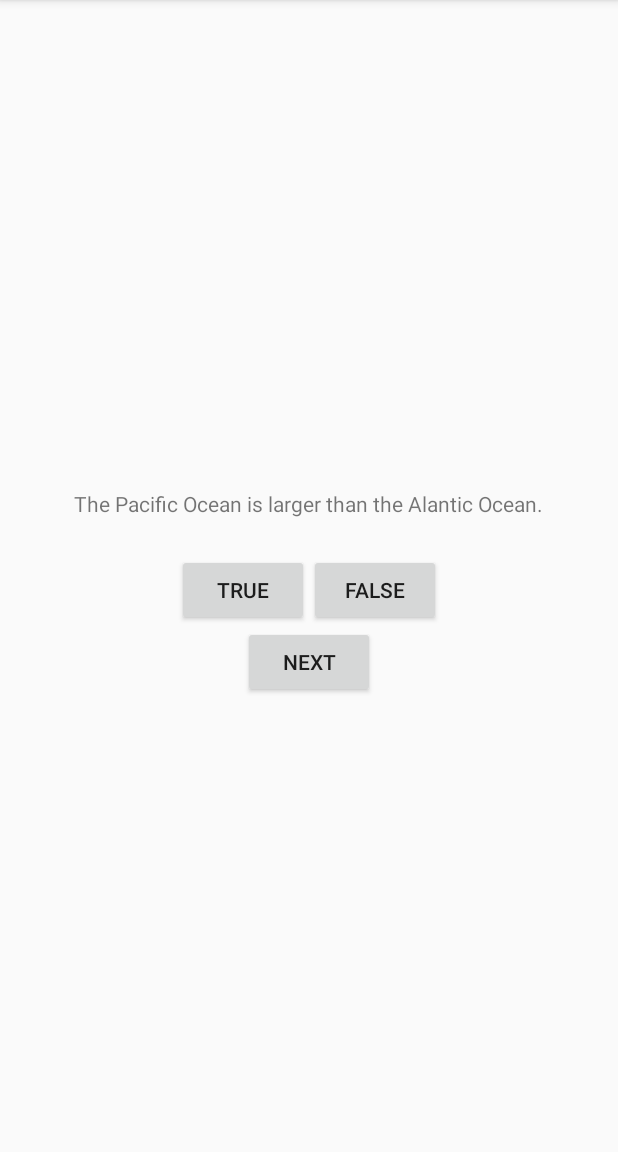
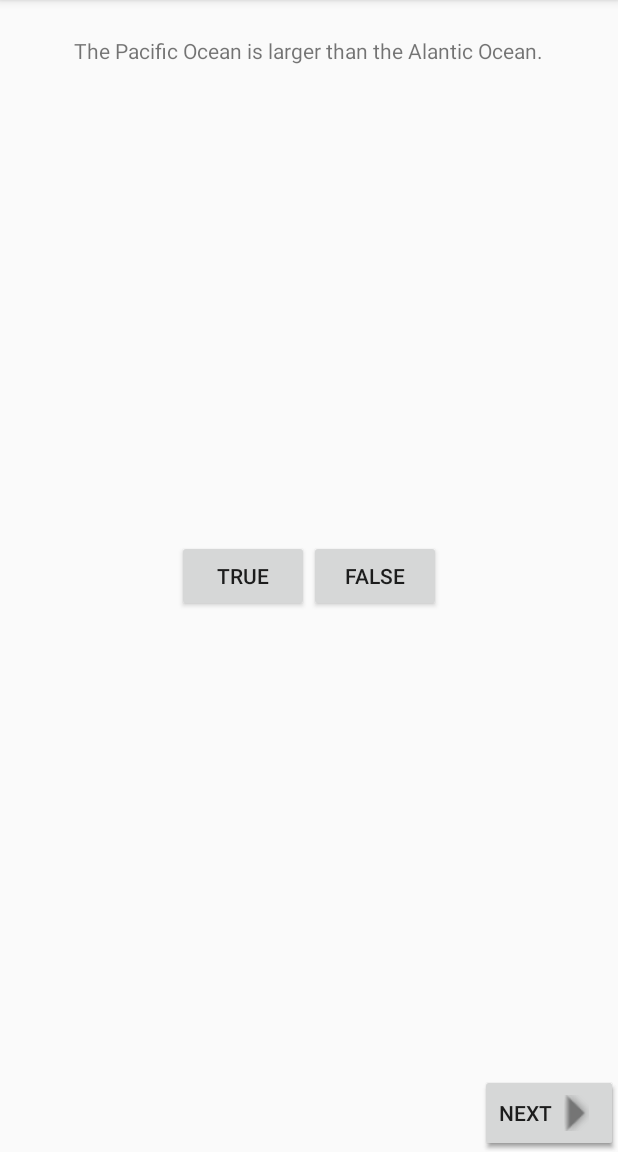
Before and after one commit to Carpk/flippable_pages, an Android app: the screen it shows after launch (MainActivity), after a tap on "TRUE", on a phone screen of 412 x 824 dp, the part 84-1236 px from its top. Run offline under Robolectric (Android 15) with nearby library versions, the phone set to English and light mode, and no system bars.

Commit message:
more questions for quiz app, icons for switching to next question

```diff
--- a/app/src/main/java/com/shawnklein/carpk/cloudorder/MainActivity.java
+++ b/app/src/main/java/com/shawnklein/carpk/cloudorder/MainActivity.java
@@ -1,7 +1,8 @@
 package com.shawnklein.carpk.cloudorder;
 
+import android.os.Bundle;
 import android.support.v7.app.AppCompatActivity;
-import android.os.Bundle;
+import android.util.Log;
 import android.view.View;
 import android.widget.Button;
 import android.widget.TextView;
@@ -13,6 +14,8 @@ public class MainActivity extends AppCompatActivity {
     private Button mFalseButton;
     private Button mNextButton;
     private TextView mQuestionTextView;
+    private static final String TAG ="MainActivity";
+    private static final String KEY_INDEX = "index";
 
     private TrueFalse[] mQuestionBank = new TrueFalse[] {
             new TrueFalse(R.string.question_oceans, true),
@@ -24,32 +27,90 @@ public class MainActivity extends AppCompatActivity {
 
     private int mCurrentIndex = 0;
 
-    @Override
-    protected void onCreate(Bundle savedInstanceState) {
-        super.onCreate(savedInstanceState);
-        setContentView(R.layout.activity_main);
-
-        mQuestionTextView = (TextView)findViewById(R.id.question_text_view);
-        int question = mQuestionBank[mCurrentIndex].getQuestion();
-        mQuestionTextView.setText(question);
-
+    private void createTrueButton() {
         mTrueButton = (Button)findViewById(R.id.true_button);
         mTrueButton.setOnClickListener(new View.OnClickListener() {
             @Override
             public void onClick(View v) {
-                Toast.makeText(MainActivity.this,
-                        R.string.incorrect_toast,
-                        Toast.LENGTH_SHORT).show();
+                checkAnswer(true);
             }
         });
+    }
+
+    private void createFalseButton() {
         mFalseButton = (Button)findViewById(R.id.false_button);
         mFalseButton.setOnClickListener(new View.OnClickListener() {
             @Override
             public void onClick(View v) {
-                Toast.makeText(MainActivity.this,
-                        R.string.correct_toast,
-                        Toast.LENGTH_SHORT).show();
+                checkAnswer(false);
             }
         });
     }
+
+    private void createNextButton() {
+        mNextButton = (Button)findViewById(R.id.next_button);
+        mNextButton.setOnClickListener(new View.OnClickListener() {
+            @Override
+            public void onClick(View v) {
+                mCurrentIndex = (mCurrentIndex + 1) % mQuestionBank.length;
+                updateQuestion();
+            }
+        });
+    }
+
+    private void createBackButton() {
+        mNextButton = (Button)findViewById(R.id.back_button);
+        mNextButton.setOnClickListener(new View.OnClickListener() {
+            @Override
+            public void onClick(View v) {
+                mCurrentIndex = (mCurrentIndex - 1) % mQuestionBank.length;
+                updateQuestion();
+            }
+        });
+    }
+
+    private void updateQuestion() {
+        int question = mQuestionBank[mCurrentIndex].getQuestion();
+        mQuestionTextView.setText(question);
+    }
+
+    private void checkAnswer(boolean userPressedTrue) {
+        boolean answerIsTrue = mQuestionBank[mCurrentIndex].isTrueQuestion();
+
+        int messageResId = 0;
+
+        if (userPressedTrue == answerIsTrue) {
+            messageResId = R.string.correct_toast;
+        } else {
+            messageResId = R.string.incorrect_toast;
+        }
+
+        Toast.makeText(this, messageResId, Toast.LENGTH_SHORT).show();
+    }
+
+    @Override
+    protected void onCreate(Bundle savedInstanceState) {
+        super.onCreate(savedInstanceState);
+        Log.d(TAG, "onCreate(Bundle) called");
+        setContentView(R.layout.activity_main);
+
+        mQuestionTextView = (TextView)findViewById(R.id.question_text_view);
+
+        createTrueButton();
+
+        createFalseButton();
+
+        createNextButton();
+
+        createBackButton();
+
+        updateQuestion();
+    }
+
+    @Override
+    public void onSaveInstanceState(Bundle savedInstanceState) {
+        super.onSaveInstanceState(savedInstanceState);
+        Log.i(TAG, "onSaveInstanceState");
+        savedInstanceState.putInt(KEY_INDEX, mCurrentIndex);
+    }
 }
--- a/app/src/main/res/layout/activity_main.xml
+++ b/app/src/main/res/layout/activity_main.xml
@@ -1,19 +1,19 @@
 <?xml version="1.0" encoding="utf-8"?>
-<LinearLayout xmlns:android="http://schemas.android.com/apk/res/android"
+<FrameLayout xmlns:android="http://schemas.android.com/apk/res/android"
     android:layout_width="match_parent"
-    android:layout_height="match_parent"
-    android:gravity="center"
-    android:orientation="vertical">
+    android:layout_height="match_parent" >
 
     <TextView
         android:layout_width="wrap_content"
         android:layout_height="wrap_content"
+        android:layout_gravity="center_horizontal"
         android:padding="24dp"
         android:id="@+id/question_text_view"/>
 
     <LinearLayout
         android:layout_width="wrap_content"
         android:layout_height="wrap_content"
+        android:layout_gravity="center_vertical|center_horizontal"
         android:orientation="horizontal">
         <Button
             android:id="@+id/true_button"
@@ -29,10 +29,22 @@
 
     </LinearLayout>
 
-    <Button
-        android:id="@+id/next_button"
-        android:layout_width="wrap_content"
-        android:layout_height="wrap_content"
-        android:text="@string/next_button"/>
+        <Button
+            android:id="@+id/back_button"
+            android:layout_width="wrap_content"
+            android:layout_height="wrap_content"
+            android:layout_gravity="bottom|end"
+            android:contentDescription="@string/back"
+            android:text="@string/back"
+            android:drawableLeft="@drawable/left_arrow" />
 
-</LinearLayout>
+        <Button
+            android:id="@+id/next_button"
+            android:layout_width="wrap_content"
+            android:layout_height="wrap_content"
+            android:layout_gravity="bottom|end"
+            android:contentDescription="@string/next"
+            android:text="@string/next"
+            android:drawableRight="@drawable/right_arrow" />
+
+</FrameLayout>
--- a/app/src/main/res/values/strings.xml
+++ b/app/src/main/res/values/strings.xml
@@ -4,12 +4,17 @@
     <string name="true_button">True</string>
     <string name="false_button">False</string>
     <string name="next_button">Next</string>
+    <string name="back_button">Back</string>
     <string name="correct_toast">Correct!</string>
     <string name="incorrect_toast">Incorrect!</string>
     <string name="menu_settings">Settings</string>
     <string name="question_oceans">The Pacific Ocean is larger than the Alantic Ocean.</string>
     <string name="question_mideast">The Suez Canal connects the Red Sea and the Indian Ocean.</string>
     <string name="question_africa">The source of the Nile River is in Egypt.</string>
-    <string name="question_americas">The Amazon River is he longest river in the Americas.</string>
+    <string name="question_americas">The Amazon River is the longest river in the Americas.</string>
     <string name="question_asia">Lake Baikal is the world\'s oldest and deepest freshwater lake.</string>
+    <string name="move_back">move back</string>
+    <string name="move_forward">move forward</string>
+    <string name="back">back</string>
+    <string name="next">next</string>
 </resources>
```
Also changed, not shown: app/src/main/res/drawable-hdpi/left_arrow.png (added), app/src/main/res/drawable-hdpi/right_arrow.png (added), app/src/main/res/drawable-mdpi/left_arrow.png (added), app/src/main/res/drawable-mdpi/right_arrow.png (added), app/src/main/res/drawable-xhdpi/left_arrow.png (added), app/src/main/res/drawable-xhdpi/right_arrow.png (added), app/src/main/res/drawable-xxhdpi/left_arrow.png (added), app/src/main/res/drawable-xxhdpi/right_arrow.png (added).
